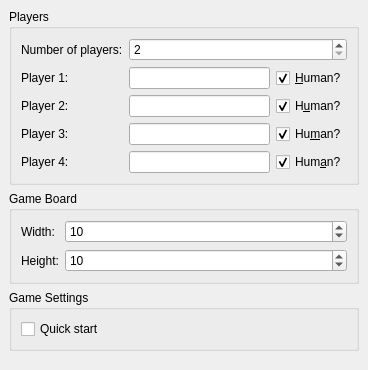
KDE/ksquares, file src/newgamewidget.ui: the form before one commit.
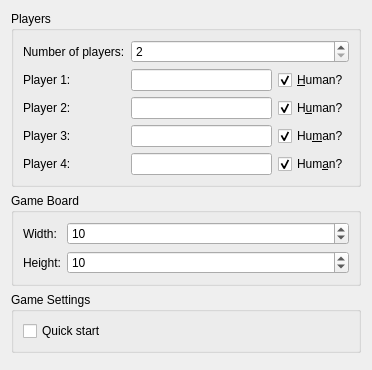
The form after the commit.

Commit message: Drop hardcoded non-zero margin & spacing from UIs

What changed in the file:
```diff
--- a/src/newgamewidget.ui
+++ b/src/newgamewidget.ui
@@ -16,21 +16,6 @@
    <enum>Qt::LeftToRight</enum>
   </property>
   <layout class="QVBoxLayout" >
-   <property name="spacing" >
-    <number>6</number>
-   </property>
-   <property name="leftMargin" >
-    <number>9</number>
-   </property>
-   <property name="topMargin" >
-    <number>9</number>
-   </property>
-   <property name="rightMargin" >
-    <number>9</number>
-   </property>
-   <property name="bottomMargin" >
-    <number>9</number>
-   </property>
    <item>
     <widget class="QGroupBox" name="groupBox" >
      <property name="whatsThis" >
@@ -40,24 +25,6 @@
       <string>Players</string>
      </property>
      <layout class="QGridLayout" >
-      <property name="leftMargin" >
-       <number>9</number>
-      </property>
-      <property name="topMargin" >
-       <number>9</number>
-      </property>
-      <property name="rightMargin" >
-       <number>9</number>
-      </property>
-      <property name="bottomMargin" >
-       <number>9</number>
-      </property>
-      <property name="horizontalSpacing" >
-       <number>6</number>
-      </property>
-      <property name="verticalSpacing" >
-       <number>6</number>
-      </property>
       <item row="4" column="0" >
        <widget class="QLabel" name="labelPlayer4Name" >
         <property name="whatsThis" >
@@ -233,24 +200,6 @@
       <string>Game Board</string>
      </property>
      <layout class="QGridLayout" >
-      <property name="leftMargin" >
-       <number>9</number>
-      </property>
-      <property name="topMargin" >
-       <number>9</number>
-      </property>
-      <property name="rightMargin" >
-       <number>9</number>
-      </property>
-      <property name="bottomMargin" >
-       <number>9</number>
-      </property>
-      <property name="horizontalSpacing" >
-       <number>6</number>
-      </property>
-      <property name="verticalSpacing" >
-       <number>6</number>
-      </property>
       <item row="0" column="0" >
        <widget class="QLabel" name="labelWidth" >
         <property name="whatsThis" >
@@ -327,24 +276,6 @@
       <string>Game Settings</string>
      </property>
      <layout class="QGridLayout" >
-      <property name="leftMargin" >
-       <number>9</number>
-      </property>
-      <property name="topMargin" >
-       <number>9</number>
-      </property>
-      <property name="rightMargin" >
-       <number>9</number>
-      </property>
-      <property name="bottomMargin" >
-       <number>9</number>
-      </property>
-      <property name="horizontalSpacing" >
-       <number>6</number>
-      </property>
-      <property name="verticalSpacing" >
-       <number>6</number>
-      </property>
       <item row="0" column="0" >
        <widget class="QCheckBox" name="quickStartCheck" >
         <property name="whatsThis" >
```
The commit also changes 1 other file.
